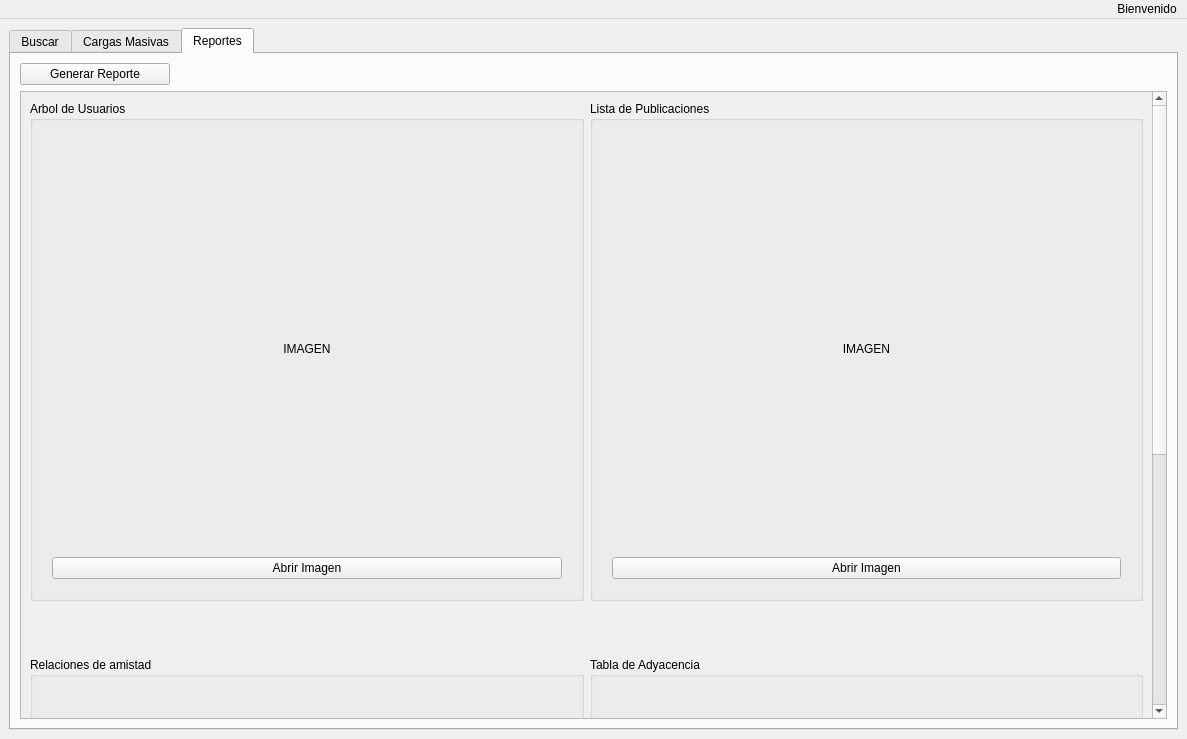
Before: the Qt Designer form Fase3/windowadmin.ui in D3r3-k/-EDD-Proyecto_202001151, drawn with Qt 5.
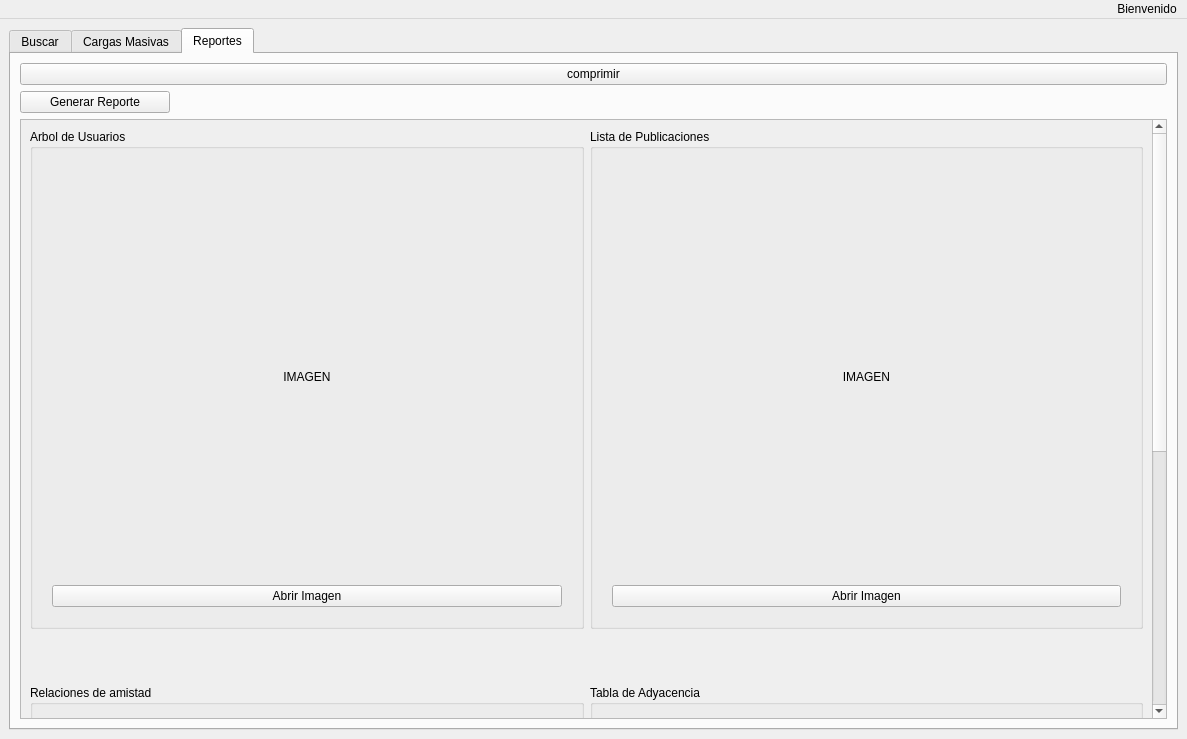
After: the same form once the commit is applied. Icons and pictures are not drawn.

What changed in the file:
```diff
--- a/Fase3/windowadmin.ui
+++ b/Fase3/windowadmin.ui
@@ -266,6 +266,13 @@
         <string>Reportes</string>
        </attribute>
        <layout class="QVBoxLayout" name="verticalLayout">
+        <item>
+         <widget class="QPushButton" name="pushButton">
+          <property name="text">
+           <string>comprimir</string>
+          </property>
+         </widget>
+        </item>
         <item>
          <widget class="QPushButton" name="pushButton_reportes_generar">
           <property name="sizePolicy">
@@ -297,7 +304,7 @@
            <property name="geometry">
             <rect>
              <x>0</x>
-             <y>-457</y>
+             <y>0</y>
              <width>1131</width>
              <height>1077</height>
             </rect>
```
